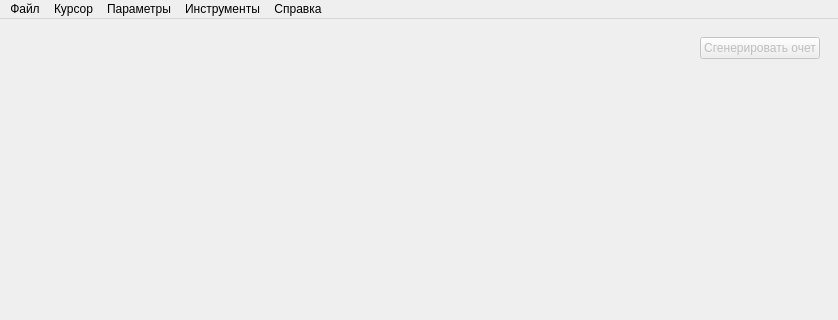
Above: form_ui/mainwindow.ui from eugesh/signal_plotter before the change; both pictures show x 0 to 838 and y 0 to 320 of the 838 by 686 pixel window. Below: the same form after it.
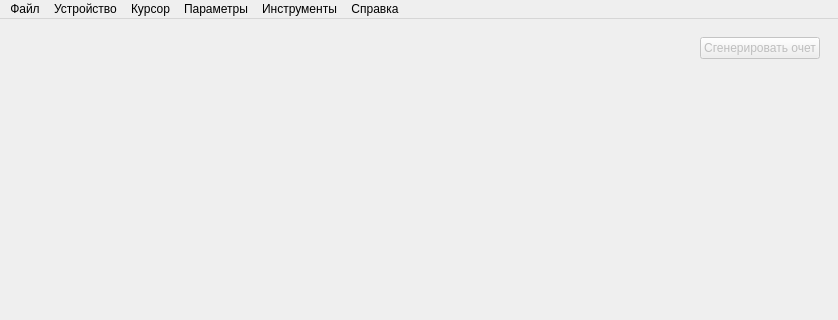
That is the form after the change. Custom widgets are drawn as their Qt base class.

What changed in the file:
```diff
--- a/form_ui/mainwindow.ui
+++ b/form_ui/mainwindow.ui
@@ -218,7 +218,17 @@
     <addaction name="action_help"/>
     <addaction name="action_about"/>
    </widget>
+   <widget class="QMenu" name="menu_device">
+    <property name="title">
+     <string>Устройство</string>
+    </property>
+    <addaction name="action_connect"/>
+    <addaction name="action_osc_data_radio"/>
+    <addaction name="action_osc_data_atten"/>
+    <addaction name="action"/>
+   </widget>
    <addaction name="menu_Open"/>
+   <addaction name="menu_device"/>
    <addaction name="menuCursor"/>
    <addaction name="menu"/>
    <addaction name="menu_3"/>
```
Left out of the diff: 20 changed lines with no effect on the pictures.
